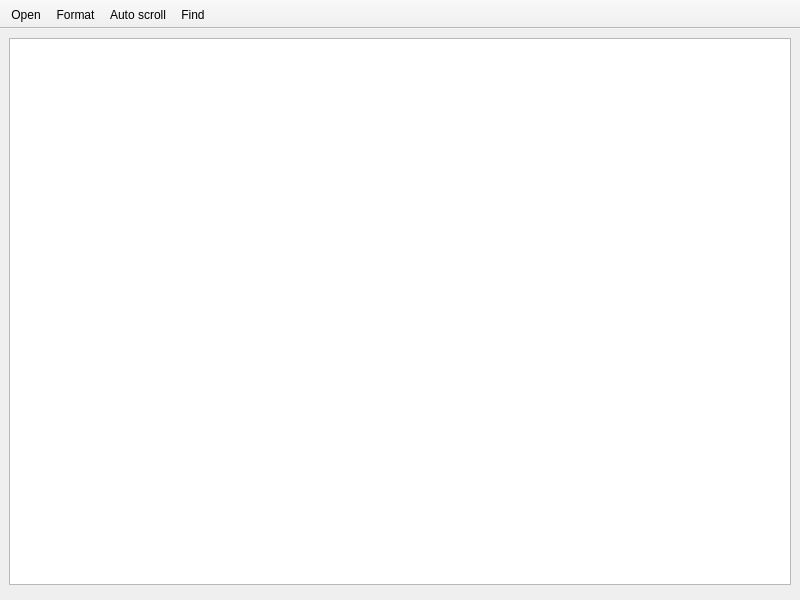
Qt form src/ui/MainWindow.ui (agateau/lovi) before a commit.
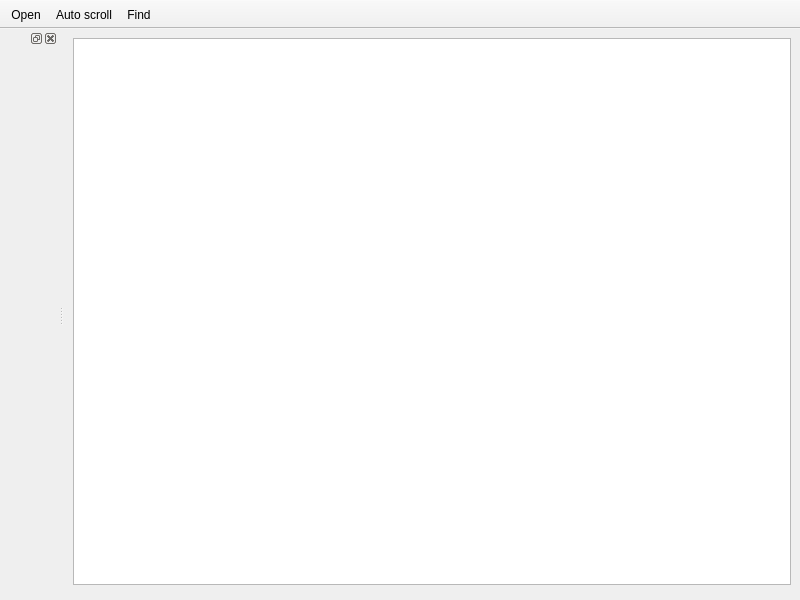
The same form after that commit. Icons and pictures are not drawn. Custom widgets are drawn as their Qt base class.

Commit message: Turn LogFormatDialog into a dock widget

```diff
--- a/src/ui/MainWindow.ui
+++ b/src/ui/MainWindow.ui
@@ -40,10 +40,15 @@
     <bool>false</bool>
    </attribute>
    <addaction name="openAction"/>
-   <addaction name="selectLogFormatAction"/>
    <addaction name="autoScrollAction"/>
    <addaction name="searchAction"/>
   </widget>
+  <widget class="QDockWidget" name="logFormatDockWidget">
+   <attribute name="dockWidgetArea">
+    <number>1</number>
+   </attribute>
+   <widget class="QWidget" name="dockWidgetContents"/>
+  </widget>
   <action name="openAction">
    <property name="icon">
     <iconset theme="document-open">
@@ -56,17 +61,6 @@
     <string>Open log file</string>
    </property>
   </action>
-  <action name="selectLogFormatAction">
-   <property name="icon">
-    <iconset theme="object-columns"/>
-   </property>
-   <property name="text">
-    <string>Format</string>
-   </property>
-   <property name="toolTip">
-    <string>Select log format</string>
-   </property>
-  </action>
   <action name="autoScrollAction">
    <property name="checkable">
     <bool>true</bool>
```
Left out of the diff: 6 changed lines with no effect on the pictures. The commit also changes 9 other files.
